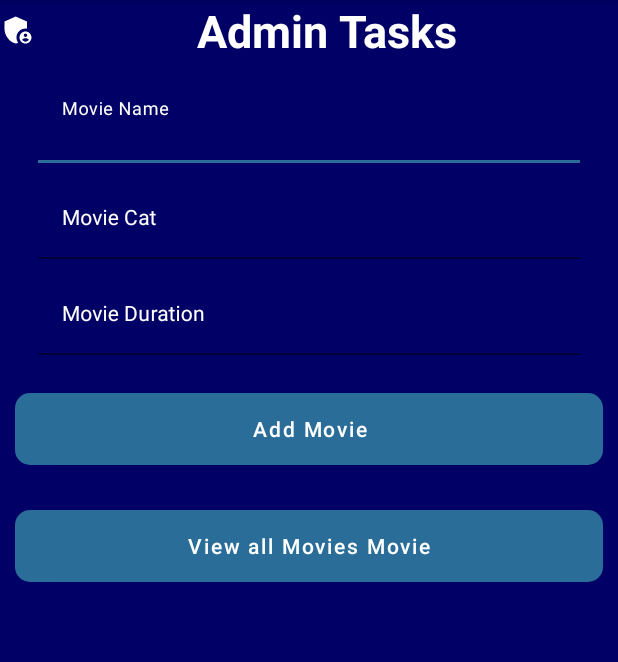
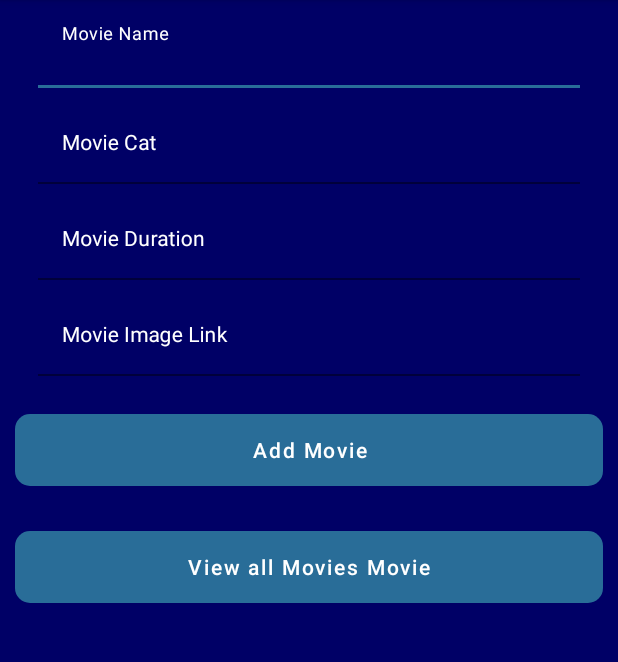
Before and after one commit to Rivindu2/Insight, an Android app: the AddmovieActivity screen opened directly, with no data from a screen before it, after a tap on "Add Movie", on a phone screen of 412 x 824 dp, the part 84-746 px from its top. Run offline under Robolectric (Android 15) with nearby library versions, the light colour scheme and no system bars; our stand-ins replace Firebase (no records; nobody signed in at launch, a user with empty details on screens opened directly).

Commit message:
Revert "RIVINDU COMPLETE CRUD"

```diff
--- a/app/build.gradle
+++ b/app/build.gradle
@@ -39,5 +39,4 @@ dependencies {
     implementation 'com.android.support:multidex:1.0.3'
     androidTestImplementation 'androidx.test.ext:junit:1.1.2'
     androidTestImplementation 'androidx.test.espresso:espresso-core:3.3.0'
-    implementation 'it.xabaras.android:recyclerview-swipedecorator:1.2.3'
 }
--- a/app/src/main/java/com/example/myapplication/AddmovieActivity.java
+++ b/app/src/main/java/com/example/myapplication/AddmovieActivity.java
@@ -3,7 +3,6 @@ package com.example.myapplication;
 import androidx.annotation.NonNull;
 import androidx.appcompat.app.AppCompatActivity;
 
-import android.content.Intent;
 import android.os.Bundle;
 import android.view.View;
 import android.widget.Button;
@@ -22,10 +21,9 @@ public class AddmovieActivity extends AppCompatActivity {
 
 
 
-    private EditText movieName,movieCat,movieDuration;
+    private EditText movieName,movieCat,movieDuration,movieImg;
     private Button addMovieBtn,showMoviesBtn;
     private FirebaseFirestore db;
-    private String aId,aName,aCat,aDuration;
     @Override
     protected void onCreate(Bundle savedInstanceState) {
         super.onCreate(savedInstanceState);
@@ -34,94 +32,40 @@ public class AddmovieActivity extends AppCompatActivity {
         movieName=findViewById(R.id.idMovieNameEdt);
         movieCat=findViewById(R.id.idMovieCatEdt);
         movieDuration=findViewById(R.id.idMovieDurationtEdt);
+        movieImg=findViewById(R.id.idMovieImagetEdt);
         addMovieBtn=findViewById(R.id.idtAddmovieBtn);
         showMoviesBtn=findViewById(R.id.idtShowMoviesBtn);
 
         db=FirebaseFirestore.getInstance();
 
-        Bundle bundle=getIntent().getExtras();
-        if(bundle!=null){
-            addMovieBtn.setText("Update");
-
-            aId=bundle.getString("aId");
-            aName=bundle.getString("aName");
-            aCat=bundle.getString("aCat");
-            aDuration=bundle.getString("aDuration");
-
-            movieName.setText(aName);//assign to new feild
-            movieCat.setText(aCat);
-            movieDuration.setText(aDuration);
-
-
-        }else {
-            addMovieBtn.setText("Add Movie");
-        }
-
-        showMoviesBtn.setOnClickListener(new View.OnClickListener() {//onclick view movies
-            @Override
-            public void onClick(View view) {
-                startActivity(new Intent(AddmovieActivity.this,ViewMovieActivity.class));
-            }
-        });
-
-        addMovieBtn.setOnClickListener(new View.OnClickListener() {//Onclick addd movie button
+        addMovieBtn.setOnClickListener(new View.OnClickListener() {
             @Override
             public void onClick(View view) {
                 String name=movieName.getText().toString();
                 String cat=movieCat.getText().toString();
-                float division=Integer.parseInt(movieDuration.getText().toString());
-                float s=division/60;
-                String duration=String.valueOf(s);
+                String duration=movieDuration.getText().toString();
+                String img=movieImg.getText().toString();
+                String id= UUID.randomUUID().toString();
 
-                 Bundle bundle1=getIntent().getExtras();//check if user wants to update data or add new data
-                 if (bundle1!=null){
-                     String id=aId;
-                     updatetoFirestore(id,name,cat,duration);
+                saveToFireStore(id,name,cat,duration,img);
 
-                 }else {
-                     String id= UUID.randomUUID().toString();//generat random variable
-                     saveToFireStore(id,name,cat,duration);
-
-                 }
             }
         });
     }
-    private void updatetoFirestore(String id,String name,String cat,String duration){
-        db.collection("MovieDocuments").document(id).update("name",name,"cat",cat,"duration",duration).addOnCompleteListener(new OnCompleteListener<Void>() {
-            @Override
-            public void onComplete(@NonNull Task<Void> task) {
-                if(task.isSuccessful()){
-                    Toast.makeText(AddmovieActivity.this, "Data Successfully updated", Toast.LENGTH_SHORT).show();
-                }else {
-                    Toast.makeText(AddmovieActivity.this, "Error"+task.getException().getMessage(), Toast.LENGTH_SHORT).show();
-                }
-            }
-        }).addOnFailureListener(new OnFailureListener() {
-            @Override
-            public void onFailure(@NonNull Exception e) {
-                Toast.makeText(AddmovieActivity.this, e.getMessage(), Toast.LENGTH_SHORT).show();
-            }
-        });
-
-    }
-
-    private void saveToFireStore(String id,String name,String cat,String duration){///to save to firestore
-        if(!name.isEmpty() && !cat.isEmpty() && !duration.isEmpty()){
+    private void saveToFireStore(String id,String name,String cat,String duration,String img){
+        if(!name.isEmpty() && !cat.isEmpty() && !duration.isEmpty() && !img.isEmpty()){
             HashMap<String,Object> map=new HashMap<>();
             map.put("id", id);
             map.put("name", name);
             map.put("cat", cat);
             map.put("duration", duration);
+            map.put("img", img);
 
             db.collection("MovieDocuments").document(id).set(map).addOnCompleteListener(new OnCompleteListener<Void>() {
                 @Override
                 public void onComplete(@NonNull Task<Void> task) {
                     if(task.isSuccessful()){
                         Toast.makeText(AddmovieActivity.this, "Movie Added", Toast.LENGTH_SHORT).show();
-                        //Intent intent=new Intent(AddmovieActivity.this,ViewMovieActivity.class);
-                        //startActivity(intent);
-                        Reset();
-
                     }
                 }
             }).addOnFailureListener(new OnFailureListener() {
@@ -135,10 +79,4 @@ public class AddmovieActivity extends AppCompatActivity {
         }else
             Toast.makeText(AddmovieActivity.this, "Fields empty", Toast.LENGTH_SHORT).show();
     }
-    private void Reset(){//reset form
-        movieName.setText("");
-        movieCat.setText("");
-        movieDuration.setText("");
-
-    }
 }
--- a/app/src/main/res/drawable-v24/custom_button_background.xml
+++ b/app/src/main/res/drawable-v24/custom_button_background.xml
@@ -1,6 +1,5 @@
 <?xml version="1.0" encoding="utf-8"?>
 <shape android:shape="rectangle" xmlns:android="http://schemas.android.com/apk/res/android">
-<solid
-    android:color="@color/blue_shade_1"/>
+<solid android:color="@color/blue_shade_1"></solid>
     <corners android:radius="10dp"></corners>
 </shape>
--- a/app/src/main/res/drawable/ic_baseline_admin_panel_settings_24.xml
+++ /dev/null
@@ -1,6 +0,0 @@
-<vector android:height="24dp" android:tint="#FFFFFF"
-    android:viewportHeight="24" android:viewportWidth="24"
-    android:width="24dp" xmlns:android="http://schemas.android.com/apk/res/android">
-    <path android:fillColor="@android:color/white" android:pathData="M17,11c0.34,0 0.67,0.04 1,0.09V6.27L10.5,3L3,6.27v4.91c0,4.54 3.2,8.79 7.5,9.82c0.55,-0.13 1.08,-0.32 1.6,-0.55C11.41,19.47 11,18.28 11,17C11,13.69 13.69,11 17,11z"/>
-    <path android:fillColor="@android:color/white" android:pathData="M17,13c-2.21,0 -4,1.79 -4,4c0,2.21 1.79,4 4,4s4,-1.79 4,-4C21,14.79 19.21,13 17,13zM17,14.38c0.62,0 1.12,0.51 1.12,1.12s-0.51,1.12 -1.12,1.12s-1.12,-0.51 -1.12,-1.12S16.38,14.38 17,14.38zM17,19.75c-0.93,0 -1.74,-0.46 -2.24,-1.17c0.05,-0.72 1.51,-1.08 2.24,-1.08s2.19,0.36 2.24,1.08C18.74,19.29 17.93,19.75 17,19.75z"/>
-</vector>
--- a/app/src/main/res/drawable/ic_baseline_delete_24.xml
+++ /dev/null
@@ -1,5 +0,0 @@
-<vector android:height="24dp" android:tint="#FFFFFF"
-    android:viewportHeight="24" android:viewportWidth="24"
-    android:width="24dp" xmlns:android="http://schemas.android.com/apk/res/android">
-    <path android:fillColor="@android:color/white" android:pathData="M6,19c0,1.1 0.9,2 2,2h8c1.1,0 2,-0.9 2,-2V7H6v12zM19,4h-3.5l-1,-1h-5l-1,1H5v2h14V4z"/>
-</vector>
--- a/app/src/main/res/drawable/ic_baseline_edit_24.xml
+++ /dev/null
@@ -1,5 +0,0 @@
-<vector android:height="24dp" android:tint="#FFFFFF"
-    android:viewportHeight="24" android:viewportWidth="24"
-    android:width="24dp" xmlns:android="http://schemas.android.com/apk/res/android">
-    <path android:fillColor="@android:color/white" android:pathData="M3,17.25V21h3.75L17.81,9.94l-3.75,-3.75L3,17.25zM20.71,7.04c0.39,-0.39 0.39,-1.02 0,-1.41l-2.34,-2.34c-0.39,-0.39 -1.02,-0.39 -1.41,0l-1.83,1.83 3.75,3.75 1.83,-1.83z"/>
-</vector>
--- a/app/src/main/res/layout/activity_addmovie.xml
+++ b/app/src/main/res/layout/activity_addmovie.xml
@@ -6,23 +6,11 @@
     android:layout_height="match_parent"
     android:background="@color/blue_shade_1"
     tools:context=".AddmovieActivity">
-    <TextView
-        android:layout_width="match_parent"
-        android:layout_height="40dp"
-        android:text="Admin Tasks"
-        android:textColor="@color/white"
-        android:textSize="30dp"
-        android:gravity="center"
-        android:textStyle="bold"
-        android:drawableLeft="@drawable/ic_baseline_admin_panel_settings_24"
-
-        />
     <LinearLayout
         android:layout_width="match_parent"
         android:layout_height="wrap_content"
         android:background="@color/blue_shade_1"
         android:orientation="vertical"
-        android:layout_marginTop="50dp"
 
         >
         <com.google.android.material.textfield.TextInputLayout
@@ -87,11 +75,33 @@
                 android:layout_below="@+id/idMovieCatEdt"
                 android:background="@color/blue_shade_1"
                 android:importantForAutofill="no"
-                android:inputType="number"
+                android:inputType="text"
                 android:textColor="@color/white"
                 android:textColorHint="@color/white"
                 android:textSize="14sp"
                 android:id="@+id/idMovieDurationtEdt"/>
+        </com.google.android.material.textfield.TextInputLayout>
+
+        <com.google.android.material.textfield.TextInputLayout
+            android:layout_width="match_parent"
+            android:layout_height="wrap_content"
+            android:layout_marginStart="20dp"
+            android:layout_marginEnd="20dp"
+            android:hint="Movie Image Link"
+            android:padding="5dp"
+            android:textColorHint="@color/white"
+            app:hintTextColor="@color/white">
+            <com.google.android.material.textfield.TextInputEditText
+                android:layout_width="match_parent"
+                android:layout_height="wrap_content"
+                android:layout_below="@+id/idMovieDurationtEdt"
+                android:background="@color/blue_shade_1"
+                android:importantForAutofill="no"
+                android:inputType="text"
+                android:textColor="@color/white"
+                android:textColorHint="@color/white"
+                android:textSize="14sp"
+                android:id="@+id/idMovieImagetEdt"/>
         </com.google.android.material.textfield.TextInputLayout>
 
         <Button
@@ -103,7 +113,6 @@
             android:layout_marginEnd="10dp"
             android:layout_marginBottom="10dp"
             android:background="@drawable/custom_button_background"
-
             android:text="Add Movie"
             android:textAllCaps="false"/>
         <Button
@@ -121,7 +130,6 @@
 
 
 
-
     </LinearLayout>
 
 
```
Also changed, not shown: app/src/main/AndroidManifest.xml (+8 -2 lines), app/src/main/java/com/example/myapplication/AddCradActivity.java (added, +14 -0 lines), app/src/main/java/com/example/myapplication/AdminModel.java (deleted, +0 -45 lines), app/src/main/java/com/example/myapplication/MyAdminAdapter.java (deleted, +0 -103 lines), app/src/main/java/com/example/myapplication/TouchSlide.java (deleted, +0 -53 lines), app/src/main/java/com/example/myapplication/ViewMovieActivity.java (deleted, +0 -68 lines), app/src/main/res/layout/activity_add_crad.xml (added, +17 -0 lines), app/src/main/res/layout/activity_view_movie.xml (deleted, +0 -39 lines), app/src/main/res/layout/amcarditem.xml (deleted, +0 -110 lines).
